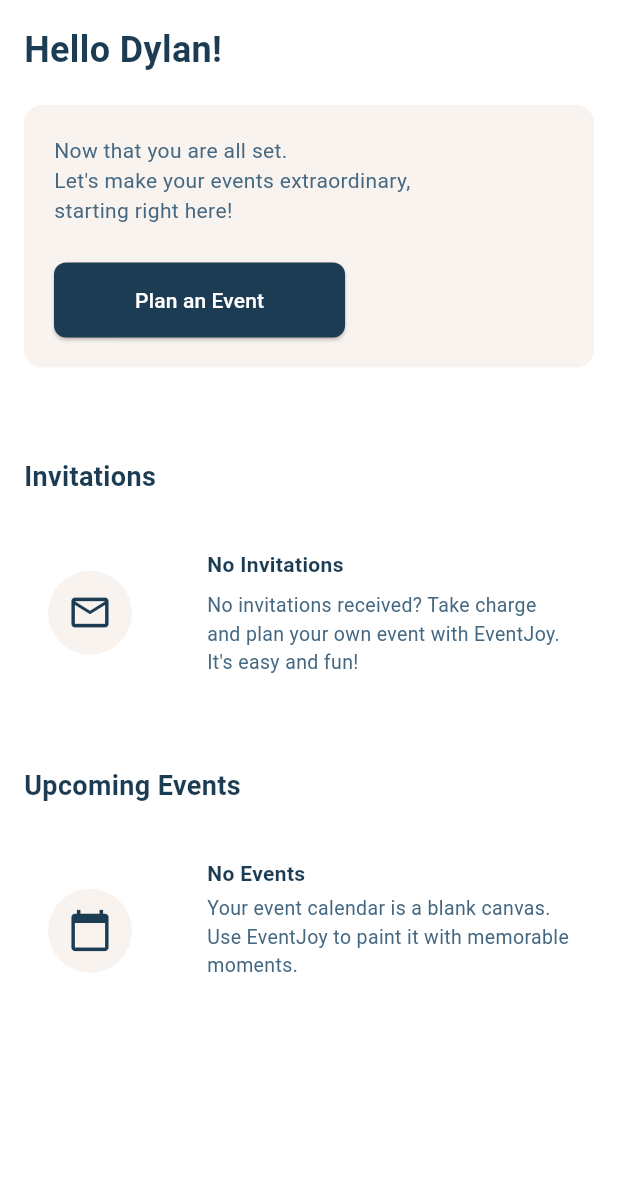
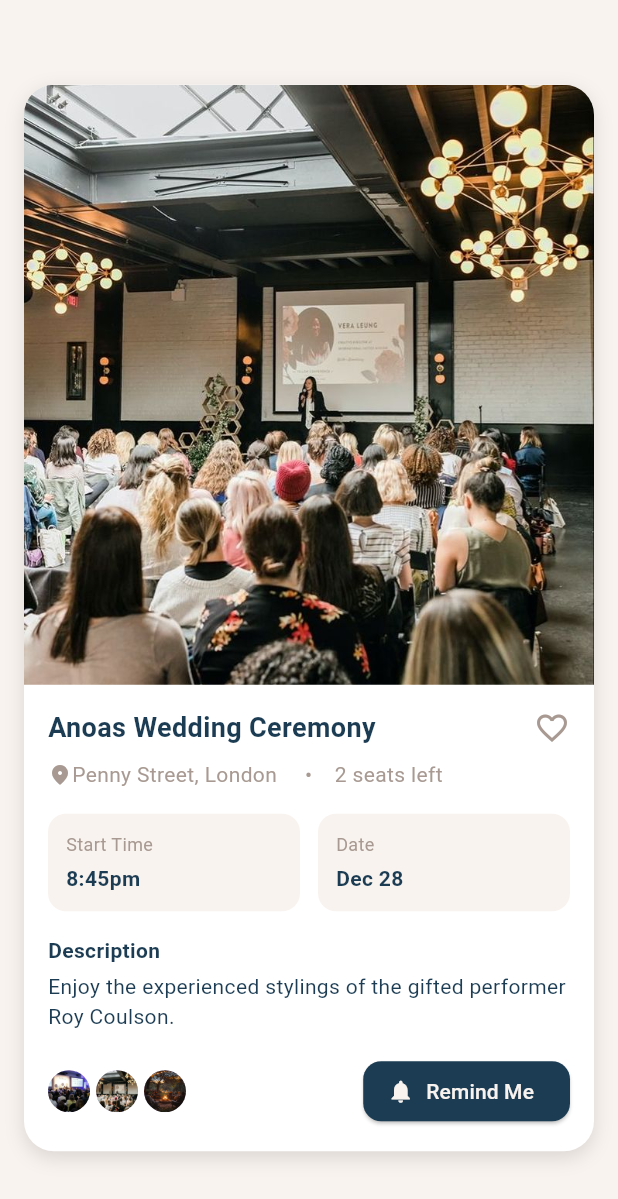
Before and after one commit to ITIFinalProject/final-project-mobile, a Flutter app: the HomeView screen opened directly, after a tap on "Plan an Event", on a phone screen of 412 x 824 dp. Shown: the top 1199 px of the screen. Run offline on Flutter 3.47's test engine with Material 3 defaults, Android fonts, the phone set to English and light mode, and no system bars; our stand-ins replace curved_navigation_bar, firebase_auth, firebase_core, image_picker, smooth_page_indicator, table_calendar; accounts and stored records are empty; generated files the repository leaves out were written again.

Commit message:
real event details  ui

```diff
--- a/lib/core/routes.dart
+++ b/lib/core/routes.dart
@@ -4,6 +4,7 @@ import 'package:eventify_app/features/add_event/event_details_view.dart';
 import 'package:eventify_app/features/add_event/evevnt_preview.dart';
 import 'package:eventify_app/features/auth/login.dart';
 import 'package:eventify_app/features/auth/register.dart';
+import 'package:eventify_app/features/events/event_details.dart';
 import 'package:eventify_app/features/layout/layout.dart';
 import 'package:eventify_app/features/onboarding/onboarding_screen.dart';
 import 'package:eventify_app/features/profile/edit_profile.dart';
@@ -21,6 +22,7 @@ class AppRoutes {
   static const String createContacts = '/create_contact';
 static const String editProfile = "/edit_profile";
 static const String EventPreview= "/event_preview";
+static const String realEventDetails= "/real_event_details";
   static final routes = <String, WidgetBuilder>{
     splash: (context) => SplashScreen(),
     layout: (context) => LayoutView(),
@@ -32,5 +34,6 @@ static const String EventPreview= "/event_preview";
     createContacts: (context) => CreateContact(),
     editProfile: (context) => EditProfile(),
     EventPreview: (context) => const EventPreviewPage(),
+    realEventDetails :(context) => const RealEventDetails(),
   };
 }
--- /dev/null
+++ b/lib/features/events/event_details.dart
@@ -0,0 +1,202 @@
+import 'package:eventify_app/core/theme.dart';
+import 'package:flutter/material.dart';
+
+class RealEventDetails extends StatelessWidget {
+  const RealEventDetails({super.key});
+
+  @override
+  Widget build(BuildContext context) {
+    return Scaffold(
+      backgroundColor: ThemeManager.lightPinkColor,
+      body: SafeArea(
+        child: Center(
+          child: Padding(
+            padding: const EdgeInsets.all(16.0),
+            child: Container(
+              width: double.infinity,
+              decoration: BoxDecoration(
+                color: Colors.white,
+                borderRadius: BorderRadius.circular(20),
+                boxShadow: [
+                  BoxShadow(
+                    color: Colors.black12,
+                    blurRadius: 10,
+                    offset: Offset(0, 4),
+                  ),
+                ],
+              ),
+              child: Column(
+                mainAxisSize: MainAxisSize.min,
+                crossAxisAlignment: CrossAxisAlignment.start,
+                children: [
+                  ClipRRect(
+                    borderRadius: const BorderRadius.vertical(
+                      top: Radius.circular(20),
+                    ),
+                    child: Image.asset(
+                      'assets/images/page2.jpg',
+                      fit: BoxFit.cover,
+                      height: 400,
+                      width: double.infinity,
+                    ),
+                  ),
+                  Padding(
+                    padding: const EdgeInsets.all(16.0),
+                    child: Column(
+                      crossAxisAlignment: CrossAxisAlignment.start,
+                      children: [
+                        Row(
+                            mainAxisAlignment: MainAxisAlignment.spaceBetween,
+                          children: [
+                            Text(
+                              "Anoas Wedding Ceremony",
+                              style: const TextStyle(
+                                fontSize: 18,
+                                fontWeight: FontWeight.bold,
+                                color: ThemeManager.primaryColor,
+                              ),
+                            ),
+                            Icon(Icons.favorite_border_outlined,   color: Color.alphaBlend(Colors.black.withOpacity(0.2), ThemeManager.darkPinkColor),),
+                          ],
+                        ),
+                        const SizedBox(height: 8),
+                        Row(
+                          children: [
+                            Icon(
+                              Icons.location_on_rounded,
+                              color: Color.alphaBlend(Colors.black.withOpacity(0.2), ThemeManager.darkPinkColor),
+
+                              size: 16,
+                            ),
+                             Text(
+                              "Penny Street, London     •    2 seats left",
+                              style: TextStyle(
+                              color: Color.alphaBlend(Colors.black.withOpacity(0.2), ThemeManager.darkPinkColor),
+                              ),
+                            ),
+                          ],
+                        ),
+                        const SizedBox(height: 16),
+                        Row(
+                          children: [
+                            Expanded(
+                              child: Container(
+                                padding: const EdgeInsets.all(12),
+                                decoration: BoxDecoration(
+                                  color: ThemeManager.lightPinkColor,
+                                  borderRadius: BorderRadius.circular(12),
+                                ),
+                                child: Column(
+                                  crossAxisAlignment: CrossAxisAlignment.start,
+                                  children: [
+                                    Text(
+                                      "Start Time",
+                                      style: TextStyle(
+                                        color: Color.alphaBlend(
+                                          Colors.black.withOpacity(0.2),
+                                          ThemeManager.darkPinkColor,
+                                        ),
+                                        fontSize: 12,
+                                      ),
+                                    ),
+                                    SizedBox(height: 4),
+                                    Text(
+                                      "8:45pm",
+                                      style: TextStyle(
+                                        fontWeight: FontWeight.bold,
+                                        color: ThemeManager.primaryColor,
+                                      ),
+                                    ),
+                                  ],
+                                ),
+                              ),
+                            ),
+                            const SizedBox(width: 12),
+                            Expanded(
+                              child: Container(
+                                padding: const EdgeInsets.all(12),
+                                decoration: BoxDecoration(
+                                  color: ThemeManager.lightPinkColor,
+                                  borderRadius: BorderRadius.circular(12),
+                                ),
+                                child: Column(
+                                  crossAxisAlignment: CrossAxisAlignment.start,
+                                  children: [
+                                    Text(
+                                      "Date",
+                                      style: TextStyle(
+                                        color: Color.alphaBlend(
+                                          Colors.black.withOpacity(0.2),
+                                          ThemeManager.darkPinkColor,
+                                        ),
+                                        fontSize: 12,
+                                      ),
+                                    ),
+                                    SizedBox(height: 4),
+                                    Text(
+                                      "Dec 28",
+                                      style: TextStyle(
+                                        fontWeight: FontWeight.bold,
+                                        color: ThemeManager.primaryColor,
+                                      ),
+                                    ),
+                                  ],
+                                ),
+                              ),
+                            ),
+                          ],
+                        ),
+                        const SizedBox(height: 16),
+                        const Text(
+                          "Description",
+                          style: TextStyle(fontWeight: FontWeight.bold,
+                          color: ThemeManager.primaryColor,
+                          ),
+                        ),
+                        const SizedBox(height: 4),
+                        const Text(
+                          "Enjoy the experienced stylings of the gifted performer Roy Coulson.",
+                          style: TextStyle(color: ThemeManager.primaryColor),
+                        ),
+                        const SizedBox(height: 16),
+                        Row(
+                          children: [
+                            ...List.generate(
+                              3,
+                              (index) => Padding(
+                                padding: const EdgeInsets.only(right: 4),
+                                child: CircleAvatar(
+                                  radius: 14,
+                                  backgroundImage: AssetImage(
+                                    'assets/images/page${index + 1}.jpg',
+                                  ),
+                                ),
+                              ),
+                            ),
+                            const Spacer(),
+                            ElevatedButton.icon(
+                              onPressed: () {},
+                              style: ElevatedButton.styleFrom(
+                                backgroundColor: ThemeManager.primaryColor,
+                                foregroundColor: ThemeManager.lightPinkColor,
+                                shape: RoundedRectangleBorder(
+                                  borderRadius: BorderRadius.circular(12),
+                                ),
+                              ),
+                              label: const Text("Remind Me"),
+                                icon: const Icon(Icons.notifications,color: ThemeManager.lightPinkColor,),
+                            ),
+                          ],
+                        ),
+                      ],
+                    ),
+                  ),
+                ],
+              ),
+            ),
+          ),
+        ),
+      ),
+    );
+  }
+}
--- a/lib/features/home/home_view.dart
+++ b/lib/features/home/home_view.dart
@@ -41,7 +41,9 @@ class HomeView extends StatelessWidget {
                     ),
                     const SizedBox(height: 25),
                     ElevatedButton(
-                      onPressed: () {},
+                      onPressed: () {
+                        Navigator.pushNamed(context, AppRoutes.realEventDetails);
+                      },
                       style: ElevatedButton.styleFrom(
                         backgroundColor: Color(0xFF1B3C53),
                         padding: const EdgeInsets.symmetric(
```
